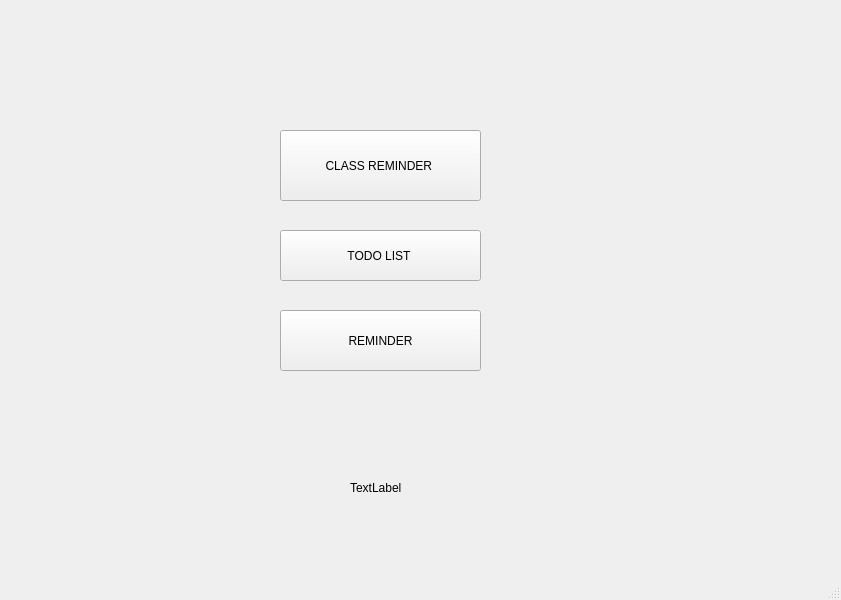
Old version of the form first/menu.ui in the repository Devikarb/TIME4CLASS.
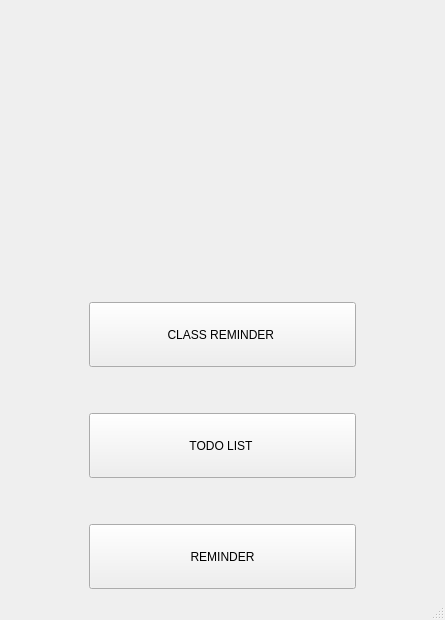
New version of the form. Icons and pictures are not drawn.

Diff of the .ui file:
```diff
--- a/first/menu.ui
+++ b/first/menu.ui
@@ -6,66 +6,143 @@
    <rect>
     <x>0</x>
     <y>0</y>
-    <width>841</width>
-    <height>600</height>
+    <width>445</width>
+    <height>620</height>
    </rect>
   </property>
   <property name="windowTitle">
    <string>MainWindow</string>
   </property>
+  <property name="styleSheet">
+   <string notr="true">background-image: url(:/resources/img/background2.png);</string>
+  </property>
   <widget class="QWidget" name="centralwidget">
+   <layout class="QGridLayout" name="gridLayout">
+    <item row="0" column="0">
+     <widget class="QLabel" name="label_pic">
+      <property name="text">
+       <string/>
+      </property>
+      <property name="pixmap">
+       <pixmap resource="resource.qrc">:/resources/img/image1.png</pixmap>
+      </property>
+      <property name="alignment">
+       <set>Qt::AlignCenter</set>
+      </property>
+     </widget>
+    </item>
+    <item row="1" column="0">
+     <layout class="QHBoxLayout" name="horizontalLayout">
+      <item>
+       <spacer name="horizontalSpacer">
+        <property name="orientation">
+         <enum>Qt::Horizontal</enum>
+        </property>
+        <property name="sizeType">
+         <enum>QSizePolicy::Fixed</enum>
+        </property>
+        <property name="sizeHint" stdset="0">
+         <size>
+          <width>80</width>
+          <height>20</height>
+         </size>
+        </property>
+       </spacer>
+      </item>
+      <item>
+       <layout class="QVBoxLayout" name="verticalLayout">
+        <item>
    <widget class="QPushButton" name="pushButton">
-    <property name="geometry">
-     <rect>
-      <x>280</x>
-      <y>130</y>
-      <width>201</width>
-      <height>71</height>
-     </rect>
+          <property name="sizePolicy">
+           <sizepolicy hsizetype="Minimum" vsizetype="Preferred">
+            <horstretch>0</horstretch>
+            <verstretch>0</verstretch>
+           </sizepolicy>
     </property>
     <property name="text">
      <string>CLASS REMINDER </string>
     </property>
    </widget>
+        </item>
+        <item>
+         <spacer name="verticalSpacer">
+          <property name="orientation">
+           <enum>Qt::Vertical</enum>
+          </property>
+          <property name="sizeType">
+           <enum>QSizePolicy::Minimum</enum>
+          </property>
+          <property name="sizeHint" stdset="0">
+           <size>
+            <width>20</width>
+            <height>40</height>
+           </size>
+          </property>
+         </spacer>
+        </item>
+        <item>
    <widget class="QPushButton" name="pushButton_2">
-    <property name="geometry">
-     <rect>
-      <x>280</x>
-      <y>230</y>
-      <width>201</width>
-      <height>51</height>
-     </rect>
+          <property name="sizePolicy">
+           <sizepolicy hsizetype="Minimum" vsizetype="Preferred">
+            <horstretch>0</horstretch>
+            <verstretch>0</verstretch>
+           </sizepolicy>
     </property>
     <property name="text">
      <string>TODO LIST </string>
     </property>
    </widget>
+        </item>
+        <item>
+         <spacer name="verticalSpacer_2">
+          <property name="orientation">
+           <enum>Qt::Vertical</enum>
+          </property>
+          <property name="sizeType">
+           <enum>QSizePolicy::Minimum</enum>
+          </property>
+          <property name="sizeHint" stdset="0">
+           <size>
+            <width>20</width>
+            <height>40</height>
+           </size>
+          </property>
+         </spacer>
+        </item>
+        <item>
    <widget class="QPushButton" name="pushButton_3">
-    <property name="geometry">
-     <rect>
-      <x>280</x>
-      <y>310</y>
-      <width>201</width>
-      <height>61</height>
-     </rect>
+          <property name="sizePolicy">
+           <sizepolicy hsizetype="Minimum" vsizetype="Preferred">
+            <horstretch>0</horstretch>
+            <verstretch>0</verstretch>
+           </sizepolicy>
     </property>
     <property name="text">
      <string>REMINDER</string>
     </property>
    </widget>
-   <widget class="QLabel" name="label">
-    <property name="geometry">
-     <rect>
-      <x>350</x>
-      <y>480</y>
-      <width>55</width>
-      <height>16</height>
-     </rect>
-    </property>
-    <property name="text">
-     <string>TextLabel</string>
-    </property>
-   </widget>
+        </item>
+       </layout>
+      </item>
+      <item>
+       <spacer name="horizontalSpacer_3">
+        <property name="orientation">
+         <enum>Qt::Horizontal</enum>
+        </property>
+        <property name="sizeType">
+         <enum>QSizePolicy::Fixed</enum>
+        </property>
+        <property name="sizeHint" stdset="0">
+         <size>
+          <width>80</width>
+          <height>20</height>
+         </size>
+        </property>
+       </spacer>
+      </item>
+     </layout>
+    </item>
+   </layout>
   </widget>
   <widget class="QStatusBar" name="statusbar"/>
  </widget>
```
Left out of the diff: 4 changed lines with no effect on the pictures. Lines whose indentation alone changed are shown as unchanged.
